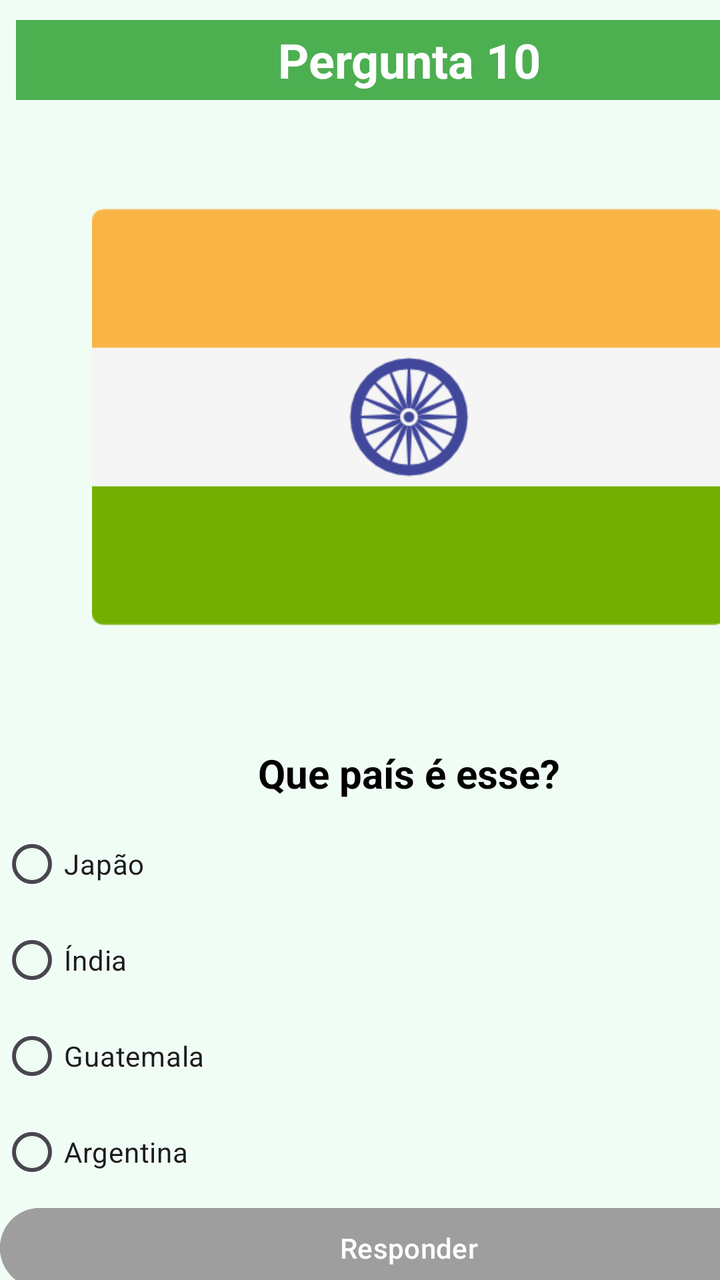
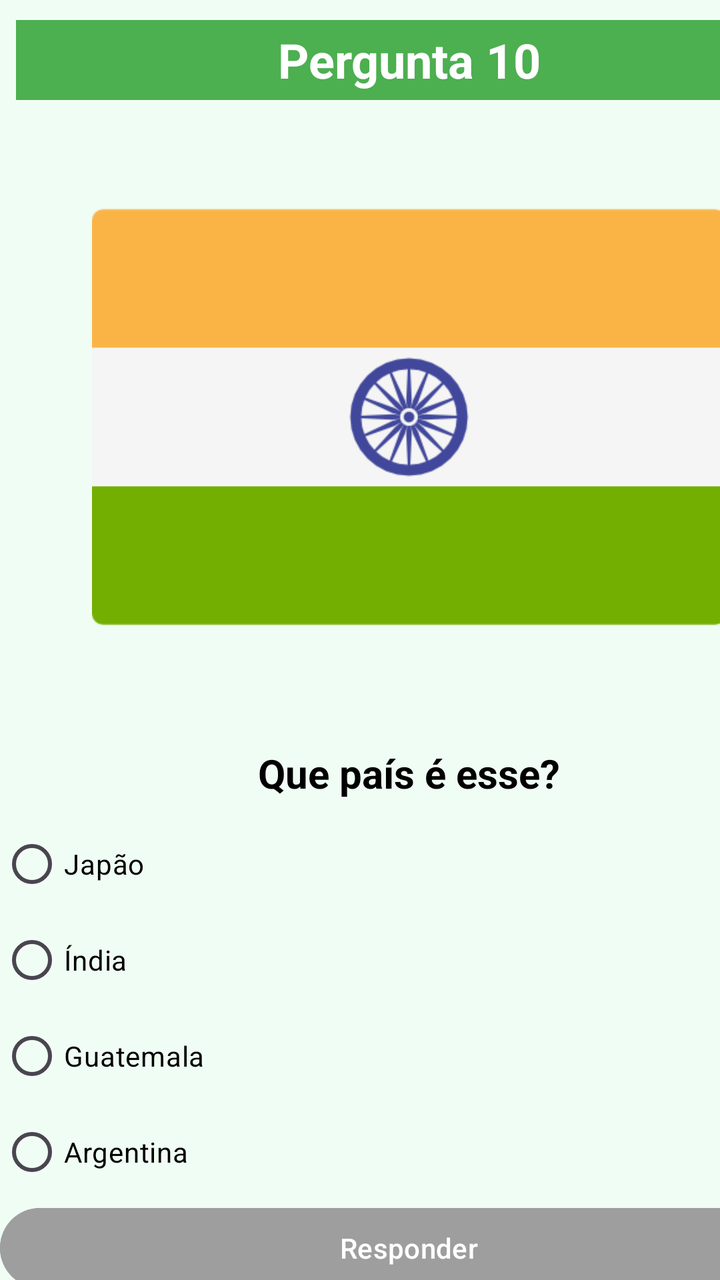

The first picture is an Android layout as it rendered before a commit; the second is the same layout after the commit. The layout source and the unified diff follow.
<!-- AndroidManifest.xml: application theme Theme.QuizBandeiras -->
<!-- res/layout/activity_pergunta10.xml -->
<?xml version="1.0" encoding="utf-8"?>
<androidx.constraintlayout.widget.ConstraintLayout xmlns:android="http://schemas.android.com/apk/res/android"
    xmlns:app="http://schemas.android.com/apk/res-auto"
    xmlns:tools="http://schemas.android.com/tools"
    android:id="@+id/main"
    android:layout_width="match_parent"
    android:layout_height="match_parent"
    android:background="#F0FDF4"
    tools:context=".Pergunta10">

    <LinearLayout
        android:layout_width="409dp"
        android:layout_height="729dp"
        android:orientation="vertical">

        <TextView
            android:id="@+id/textView6"
            android:layout_width="match_parent"
            android:layout_height="40dp"
            android:layout_marginStart="8dp"
            android:layout_marginTop="10dp"
            android:layout_marginEnd="8dp"
            android:background="#4CAF50"
            android:gravity="center"
            android:text="Pergunta 10"
            android:textColor="@android:color/white"
            android:textSize="24sp"
            android:textStyle="bold" />

        <ImageView
            android:id="@+id/imageView2"
            android:layout_width="match_parent"
            android:layout_height="317dp"
            app:srcCompat="@drawable/india" />

        <TextView
            android:id="@+id/textView2"
            android:layout_width="match_parent"
            android:layout_height="wrap_content"
            android:layout_marginTop="6dp"
            android:layout_marginBottom="8dp"
            android:gravity="center"
            android:text="Que país é esse?"
            android:textColor="@android:color/black"
            android:textSize="20sp"
            android:textStyle="bold" />

        <RadioGroup
            android:id="@+id/rgpAlternativas"
            android:layout_width="match_parent"
            android:layout_height="match_parent">

            <RadioButton
                android:id="@+id/rgbOpcao1"
                android:layout_width="match_parent"
                android:layout_height="wrap_content"
                android:text="Japão " />

            <RadioButton
                android:id="@+id/rgbOpcao2"
                android:layout_width="match_parent"
                android:layout_height="wrap_content"
                android:text="Índia" />

            <RadioButton
                android:id="@+id/rgbOpcao3"
                android:layout_width="match_parent"
                android:layout_height="wrap_content"
                android:text="Guatemala" />

            <RadioButton
                android:id="@+id/rgbOpcao4"
                android:layout_width="match_parent"
                android:layout_height="wrap_content"
                android:text="Argentina" />

            <Button
                android:id="@+id/btnResponder"
                android:layout_width="match_parent"
                android:layout_height="wrap_content"
                android:backgroundTint="#9E9E9E"
                android:enabled="false"
                android:text="Responder"
                android:textColor="@android:color/white" />
        </RadioGroup>
    </LinearLayout>

</androidx.constraintlayout.widget.ConstraintLayout>
<!-- resources referenced by this layout -->
<resources>
  <!-- drawable india: png bitmap (drawable, 4281 bytes) -->
  <style name="Theme.QuizBandeiras" parent="Base.Theme.QuizBandeiras" />
  <style name="Base.Theme.QuizBandeiras" parent="Theme.Material3.DayNight.NoActionBar">
          
          
      </style>
</resources>

<!-- the commit's change to res/layout/activity_pergunta10.xml (unified diff, before → after) -->
@@ -54,25 +54,33 @@
                 android:id="@+id/rgbOpcao1"
                 android:layout_width="match_parent"
                 android:layout_height="wrap_content"
-                android:text="Japão " />
+                android:text="Japão "
+                android:textColor="#000000"
+                android:textColorLink="#050303" />
 
             <RadioButton
                 android:id="@+id/rgbOpcao2"
                 android:layout_width="match_parent"
                 android:layout_height="wrap_content"
-                android:text="Índia" />
+                android:text="Índia"
+                android:textColor="#000000"
+                android:textColorLink="#050303" />
 
             <RadioButton
                 android:id="@+id/rgbOpcao3"
                 android:layout_width="match_parent"
                 android:layout_height="wrap_content"
-                android:text="Guatemala" />
+                android:text="Guatemala"
+                android:textColor="#000000"
+                android:textColorLink="#050303" />
 
             <RadioButton
                 android:id="@+id/rgbOpcao4"
                 android:layout_width="match_parent"
                 android:layout_height="wrap_content"
-                android:text="Argentina" />
+                android:text="Argentina"
+                android:textColor="#000000"
+                android:textColorLink="#050303" />
 
             <Button
                 android:id="@+id/btnResponder"
